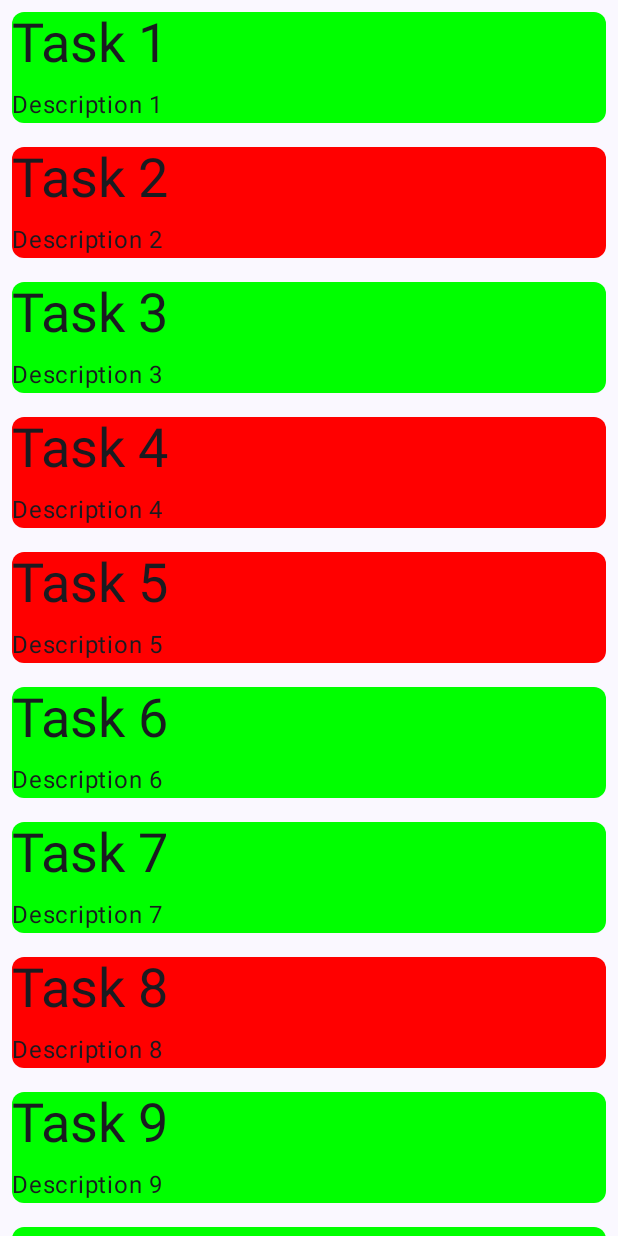
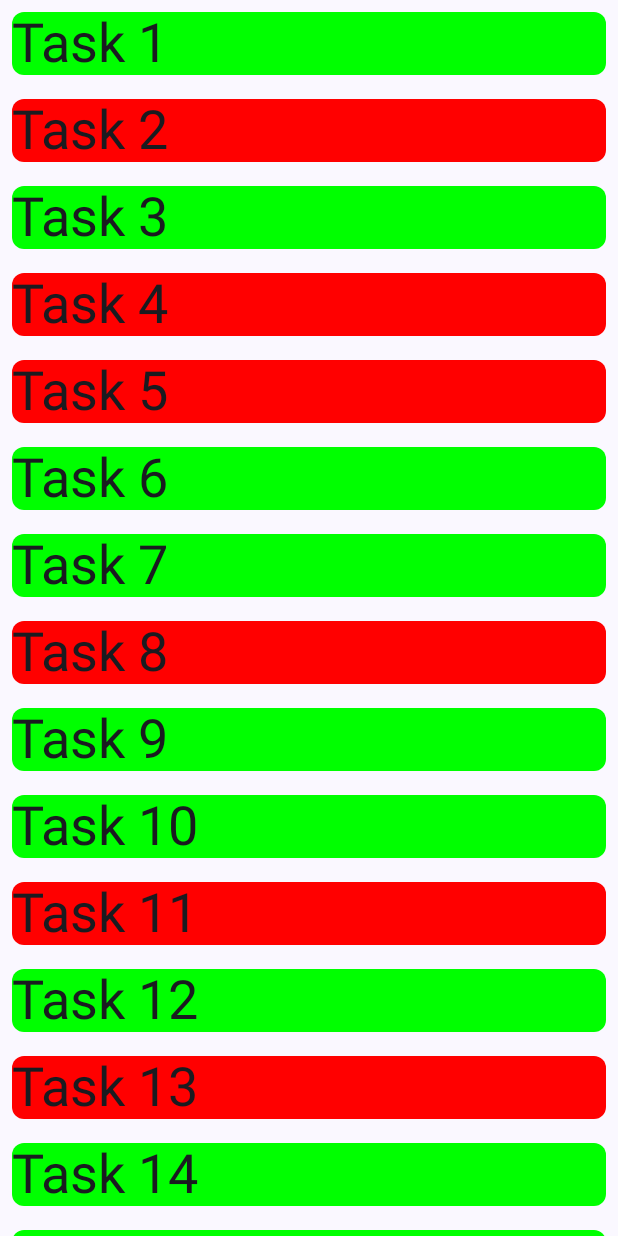
Before and after one commit to praisesun/praisesun-IPZ_CW_4_Diak_Vladyslav, an Android app built with Jetpack Compose: the composable ListOfTasks shown on its own in the app's theme, on a phone screen of 412 x 824 dp. Run offline under Robolectric (Android 15) with nearby library versions, the phone set to English and light mode, and no system bars.

Commit message:
Додаємо функцію до task + зміни до ListOfTasks і створення TaskDetails.kt

```diff
--- a/app/src/main/java/ua/edu/lntu/cw_4/Task.kt
+++ b/app/src/main/java/ua/edu/lntu/cw_4/Task.kt
@@ -1,3 +1,7 @@
 package ua.edu.lntu.cw_4
 
-class Task(val name: String, val description: String, var isActive: Boolean)
+import androidx.compose.ui.graphics.Color
+
+class Task(val name: String, val description: String, var isActive: Boolean){
+    fun getColor() = if (isActive) Color.Red else Color.Green
+}
--- a/app/src/main/java/ua/edu/lntu/cw_4/screens/ListOfTasks.kt
+++ b/app/src/main/java/ua/edu/lntu/cw_4/screens/ListOfTasks.kt
@@ -37,13 +37,11 @@ fun ListOfTasks(modifier: Modifier = Modifier, navController: NavController) {
                     .padding(8.dp),
                 shape = RoundedCornerShape(8.dp),
                 colors = CardDefaults.cardColors(
-                    containerColor = if (it.isActive) Color.Red else Color.Green
+                    containerColor = it.getColor()
                 )
             ) {
                 Column {
                     Text(text = it.name, style = TextStyle(fontSize = 36.sp))
-                    Spacer(modifier = Modifier.height(8.dp))
-                    Text(text = it.description)
                 }
             }
         }
@@ -52,8 +50,8 @@ fun ListOfTasks(modifier: Modifier = Modifier, navController: NavController) {
 
 @Preview
 @Composable
-fun ListOfTasks() {
+fun ListOfTasksPreview() {
     IPZ_CW_4_Diak_VladyslavTheme {
-        ListOfTasks()
+        ListOfTasks(navController = NavController(LocalContext.current))
     }
 }
```
Also changed, not shown: app/src/main/java/ua/edu/lntu/cw_4/screens/TaskDetails.kt (added, +35 -0 lines).
